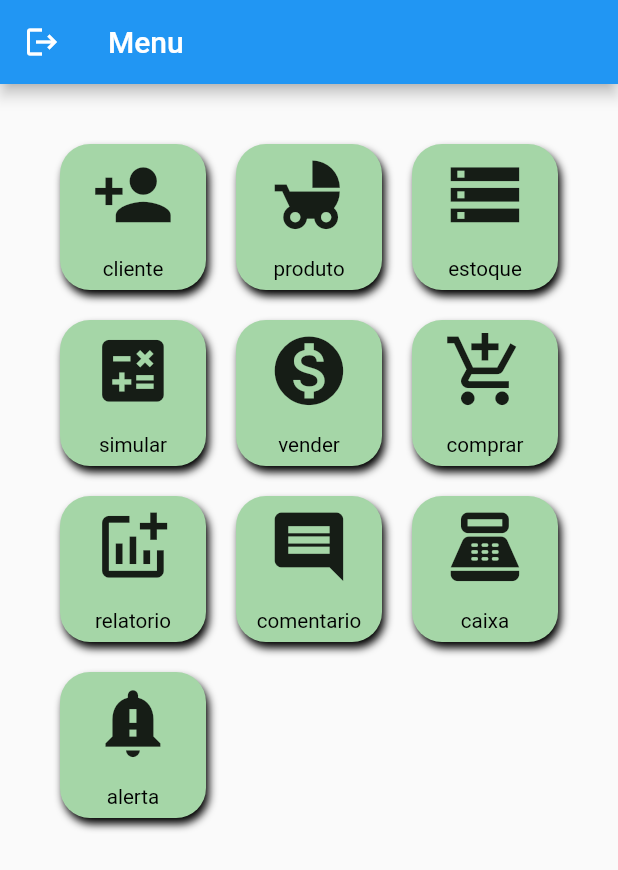
After one commit to GilvanGuimaraes2020/lojaBazar, a Flutter app: the MenuPage screen opened directly, on a phone screen of 412 x 824 dp. The commit adds this screen. Shown: the top 870 px of the screen. Run offline on Flutter 3.47's test engine with Material 2 defaults, Android fonts, the phone set to English and light mode, and no system bars; our stand-ins replace cloud_firestore, firebase_auth, firebase_core, multi_select_flutter, toast; accounts and stored records are empty.

Commit message:
Correçao das dependencias para gerar apk, utilizaçao das telas de caixa antigas

```diff
--- a/loja_carrinhos/lib/MovimentoCaixa.dart
+++ b/loja_carrinhos/lib/MovimentoCaixa.dart
@@ -9,6 +9,7 @@ import 'package:flutter/material.dart';
 import 'package:intl/intl.dart';
 import 'package:loja_carrinhos/MostraDetalheContas.dart';
 import 'package:loja_carrinhos/TratarDadosBanco.dart';
+import 'package:loja_carrinhos/view/screens/routes/routes.dart';
 
 import 'AtualizaCaixa.dart';
 import 'Models.dart';
@@ -735,7 +736,10 @@ children: [
   ),
                              child: Text("Ok"),
                              onPressed: (){
-                               Navigator.popUntil(context, ModalRoute.withName('/caixa'));
+                              // Navigator.popUntil(context, ModalRoute.withName('/caixa'));
+                             Routes route =
+                              new Routes(route: " " , context: context);
+                             route.changeRoute();
                              },
                            )
                          ],
--- /dev/null
+++ b/loja_carrinhos/lib/view/screens/menu_page.dart
@@ -0,0 +1,89 @@
+
+
+import 'package:firebase_auth/firebase_auth.dart';
+import 'package:flutter/material.dart';
+import 'package:loja_carrinhos/view/screens/models/m_menu.dart';
+import 'package:loja_carrinhos/view/screens/routes/routes.dart';
+import 'package:loja_carrinhos/view/screens/widgets/w_menu_list.dart';
+
+class MenuPage extends StatefulWidget {
+  const MenuPage({ Key key, String title, String login }) ;
+
+  @override
+  _MenuPageState createState() => _MenuPageState();
+}
+
+class _MenuPageState extends State<MenuPage> {
+  List<Menu> listMenu = [];
+
+  @override
+  void initState(){
+    super.initState();
+
+      Menu menu1 = new Menu(name: "cliente" , icon: Icons.person_add );
+      listMenu.add(menu1);
+       Menu menu2 = new Menu(name: "produto", icon: Icons.child_friendly );
+      listMenu.add(menu2);
+       Menu menu3 = new Menu(name: "estoque", icon: Icons.storage_outlined );
+      listMenu.add(menu3);
+       Menu menu4 = new Menu(name: "simular", icon: Icons.calculate );
+      listMenu.add(menu4);
+       Menu menu5 = new Menu(name: "vender" , icon: Icons.monetization_on );
+      listMenu.add(menu5);
+       Menu menu6 = new Menu(name: "comprar", icon: Icons.add_shopping_cart  );
+      listMenu.add(menu6);
+       Menu menu7 = new Menu(name: "relatorio" , icon: Icons.addchart );
+      listMenu.add(menu7);
+       Menu menu8 = new Menu(name: "comentario", icon: Icons.comment );
+      listMenu.add(menu8);
+       Menu menu9 = new Menu(name: "caixa", icon: Icons.point_of_sale);
+      listMenu.add(menu9);
+       Menu menu10 = new Menu(name: "alerta" , icon: Icons.notification_important);
+      listMenu.add(menu10);
+
+  }
+  @override
+  Widget build(BuildContext context) {
+    return Scaffold(
+      appBar: AppBar(
+        title: Text("Menu"),
+        leading: IconButton(
+          icon: Icon(Icons.logout),
+          onPressed: (){
+            return showDialog(context: context,
+            builder: (context){
+              return AlertDialog(
+                title: Text("Sair do APP"),
+                content: Text("Tem certeza que deseja sair ?"),
+                actions: [
+                  ElevatedButton(onPressed: (){
+                    FirebaseAuth.instance.signOut();
+                    Routes route = new Routes(route: "logout" , context: context);
+                    route.changeRoute();
+                  },
+                  child: Text("Sim")),
+                  ElevatedButton(onPressed: (){
+                    Navigator.of(context).pop();
+                  },
+                  child: Text("Nao"))
+
+                ],
+              );
+            });
+          },),
+          ),
+        body: Container(
+          padding: EdgeInsets.all(30),
+          child: Column(
+            children:
+
+
+             <Widget>[
+            WMenuList(listMenu: listMenu)
+          ],
+          )
+
+        ),
+    );
+  }
+}
--- /dev/null
+++ b/loja_carrinhos/lib/view/screens/models/m_menu.dart
@@ -0,0 +1,8 @@
+import 'package:flutter/material.dart';
+
+class Menu{
+  String name;
+  IconData icon;
+  //String icon;
+  Menu({this.name, this.icon });
+}
--- /dev/null
+++ b/loja_carrinhos/lib/view/screens/widgets/w_menu.dart
@@ -0,0 +1,57 @@
+import 'package:flutter/material.dart';
+/* import 'package:loja_carrinhos/TelaCadastroCliente.dart';
+import 'package:loja_carrinhos/comentarios.dart';
+import 'package:loja_carrinhos/data/creditSimulation/TelaSimulacaoVenda.dart';
+*/
+import 'package:loja_carrinhos/view/screens/models/m_menu.dart';
+import 'package:loja_carrinhos/view/screens/routes/routes.dart';
+
+class Wmenu extends StatelessWidget {
+  final Menu menu;
+  const Wmenu({ Key key , this.menu }) ;
+
+
+  @override
+  Widget build(BuildContext context) {
+
+    return InkWell(
+      focusColor: Colors.green[300],
+      onTap: (){
+
+       Routes route =
+       new Routes(route: menu.name , context: context) ;
+       route.changeRoute();
+
+      },
+      child: Hero(tag: menu.name,
+      child: Container(
+        margin: EdgeInsets.all(10),
+        height: MediaQuery.of(context).size.height/4,
+        width: MediaQuery.of(context).size.width / 3,
+        decoration: BoxDecoration(
+          color: Colors.green[200],
+          borderRadius: BorderRadius.all(Radius.circular(20)),
+          boxShadow:[
+            BoxShadow(
+              color: Colors.black,
+              blurRadius: 4,
+              offset: Offset(2 , 4)
+          )
+          ]
+        ),
+        child: Column(
+          mainAxisAlignment: MainAxisAlignment.spaceAround,
+          children: [
+            Icon(menu.icon, size: MediaQuery.of(context).size.height / 15, ),
+            Container(
+              child: Text(menu.name,
+              style: TextStyle(
+                color: Colors.black,
+                fontSize: MediaQuery.of(context).size.height / 60),),
+            )
+
+          ],),
+      )),
+    );
+  }
+}
--- /dev/null
+++ b/loja_carrinhos/lib/view/screens/widgets/w_menu_list.dart
@@ -0,0 +1,21 @@
+import 'package:flutter/material.dart';
+import 'package:loja_carrinhos/view/screens/models/m_menu.dart';
+import 'package:loja_carrinhos/view/screens/widgets/w_menu.dart';
+
+class WMenuList extends StatelessWidget {
+  final List<Menu> listMenu;
+  const WMenuList({ Key key , this.listMenu });
+
+  @override
+  Widget build(BuildContext context) {
+    return Flexible(
+      flex: 1,
+      child: GridView.count(
+        crossAxisCount: 3,
+        children: List.generate(listMenu.length, (i) {
+         return Wmenu(menu: listMenu[i]);
+        } ),),
+
+    );
+  }
+}
--- a/loja_carrinhos/pubspec.yaml
+++ b/loja_carrinhos/pubspec.yaml
@@ -50,8 +50,8 @@ dev_dependencies:
 
 # The following section is specific to Flutter.
 flutter:
-  fonts:
-    - family: Raleway
+ # fonts:
+  #  - family: Raleway
       #fonts:
         #- asset: packages/awesome_package/fonts/Raleway-Regular.ttf
         #- asset: packages/awesome_package/fonts/Raleway-Italic.ttf
```
Also changed, not shown: loja_carrinhos/lib/data/getDatasDB/get_list_cash.dart (added, +9 -0 lines), loja_carrinhos/lib/view/screens/cashView_page.dart (added, +12 -0 lines), loja_carrinhos/lib/view/screens/cash_page.dart (added, +51 -0 lines), loja_carrinhos/lib/view/screens/home_page.dart (+8 -1 lines), loja_carrinhos/lib/view/screens/models/modelsOfDB/m_DB_listCash.dart (added, +22 -0 lines), loja_carrinhos/lib/view/screens/routes/routes.dart (added, +91 -0 lines), loja_carrinhos/lib/view/screens/widgets/w_cash.dart (added, +56 -0 lines), loja_carrinhos/lib/view/screens/widgets/w_cash_list.dart (added, +29 -0 lines), 5 other files.
